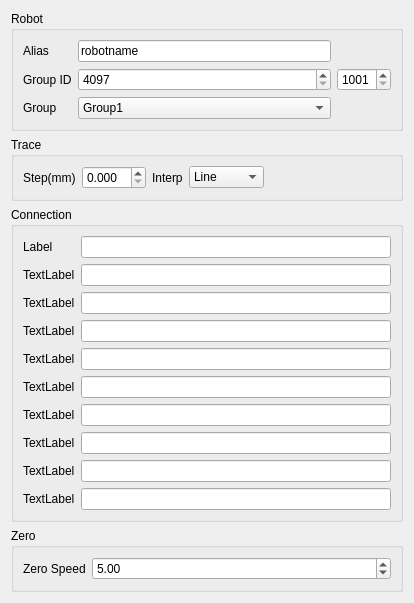
First picture: the form in source/wnd/ui/robocompref.ui, repository ww4u/megarobostudio, before the edit.
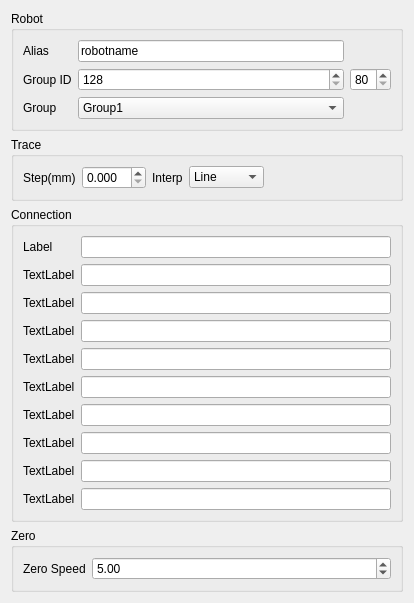
Second picture: the form after the edit.

```diff
--- a/source/wnd/ui/robocompref.ui
+++ b/source/wnd/ui/robocompref.ui
@@ -65,20 +65,20 @@
       <item row="1" column="3">
        <widget class="QSpinBox" name="spinBox">
         <property name="minimum">
-         <number>4097</number>
+         <number>128</number>
         </property>
         <property name="maximum">
-         <number>65535</number>
+         <number>255</number>
         </property>
        </widget>
       </item>
       <item row="1" column="4">
        <widget class="QSpinBox" name="spinBox_2">
         <property name="minimum">
-         <number>4097</number>
+         <number>128</number>
         </property>
         <property name="maximum">
-         <number>65535</number>
+         <number>255</number>
         </property>
         <property name="displayIntegerBase">
          <number>16</number>
```
